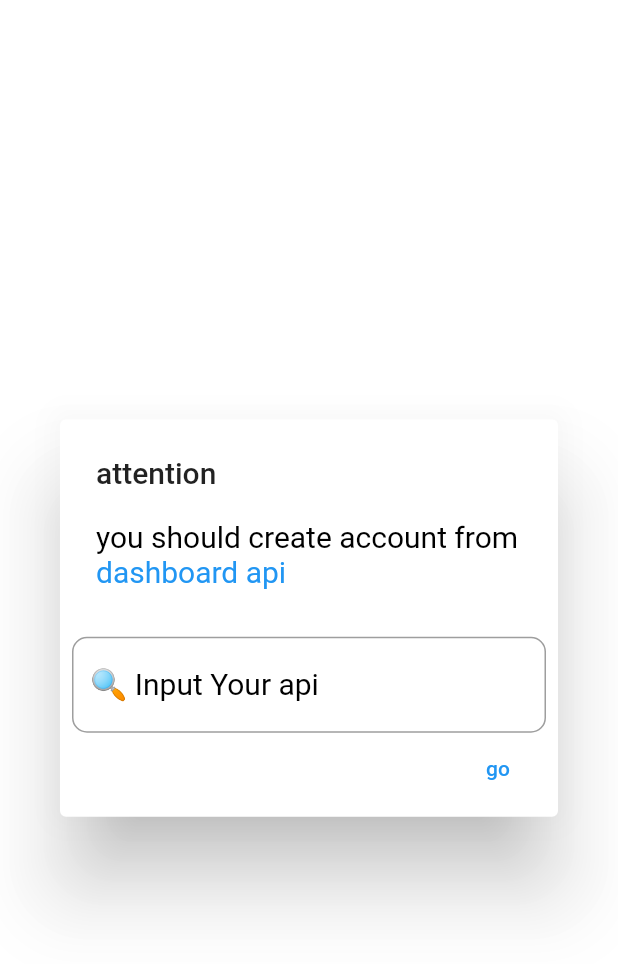
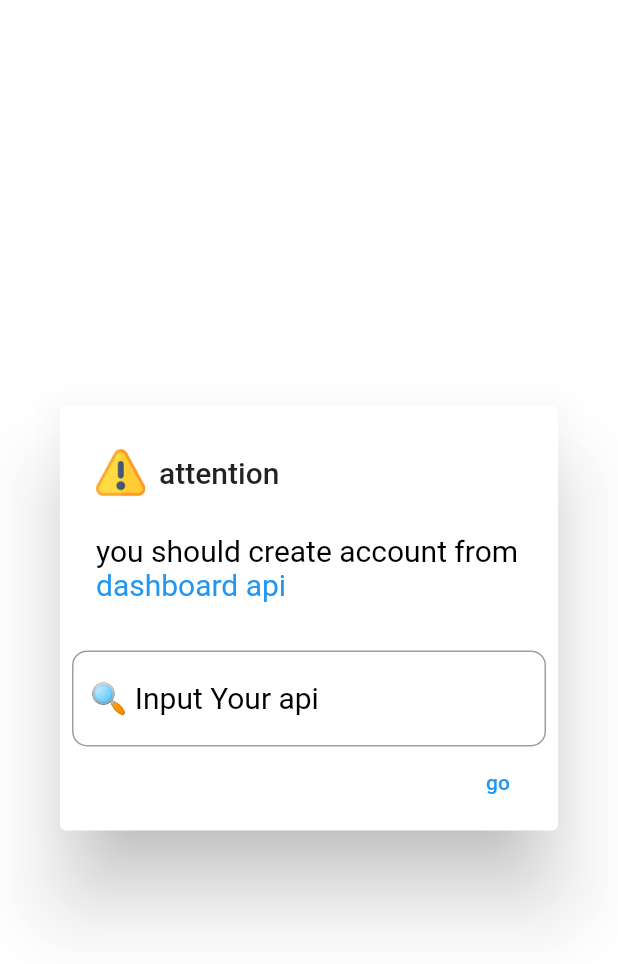
Before and after one commit to 1Mahmoud12/football_project, a Flutter app: the screen it shows after launch, on a phone screen of 412 x 824 dp. Shown: the top 964 px of the screen. Run offline on Flutter 3.47's test engine with Material 2 defaults, Android fonts, the phone set to English and light mode, and no system bars; our stand-ins replace bloc, conditional_builder_null_safety, flutter_bloc, flutter_svg, get_it, google_fonts and 6 more; missing offline and left inert: widget_arrows.

Commit message:
version 1.3

```diff
--- a/lib/core/utils/constants.dart
+++ b/lib/core/utils/constants.dart
@@ -1,4 +1,3 @@
-import 'package:sofa_sccore/domain/entities/fixtures.dart';
 
 class Constants
 {
@@ -57,13 +56,10 @@ class Constants
    /// List Favorite Team
     static List<int> favorites=[];
 
-   /// List For match live
-    static List<ResponseFixtures> liveFixtures=[];
 
   /// date Today for Fixtures
     static String? todaySharedPreference;
 
-    static bool runAllGames= true;
 
   /// Type of events
   static Map<String,String> typeEvents={'Goal':'assets/ball.svg',
--- a/lib/core/utils/dialog.dart
+++ b/lib/core/utils/dialog.dart
@@ -1,3 +1,5 @@
+// ignore_for_file: must_be_immutable
+
 import 'package:flutter/gestures.dart';
 import 'package:flutter/material.dart';
 import 'package:sofa_sccore/core/utils/constants.dart';
@@ -7,19 +9,27 @@ import 'package:url_launcher/url_launcher.dart';
 
 import '../network/local.dart';
 
-class DialogMe extends StatelessWidget {
-   DialogMe({Key? key}) : super(key: key);
+class SpecificDialog extends StatelessWidget {
+   SpecificDialog({Key? key}) : super(key: key);
 var dialogController=TextEditingController();
   @override
   Widget build(BuildContext context) {
+    double heightMedia=MediaQuery.of(context).size.height;
+    double widthMedia=MediaQuery.of(context).size.width;
     return Scaffold(
       body: AlertDialog(
-        title: const Text('attention'),
+        title: Row(
+          children: [
+            Image.asset('assets/warning.png',height: heightMedia*.05,width: widthMedia*.08,),
+            SizedBox(width: widthMedia*.01,),
+            const Text(' attention'),
+          ],
+        ),
         content:  RichText(
             text: TextSpan(
               children: [
                 TextSpan(text: 'you should create account from ',style: Theme.of(context).textTheme.bodyText1!.copyWith(color: Colors.black)),
-                TextSpan(text: 'dashboard api',style: Theme.of(context).textTheme.bodyText1!.copyWith(color: Colors.blue),recognizer: TapGestureRecognizer()..onTap=()async{
+                TextSpan(text: 'dashboard api',style:Theme.of(context).textTheme.bodyText1!.copyWith(color: Colors.blue),recognizer: TapGestureRecognizer()..onTap=()async{
                   _launchUrl();
 
                 }),
@@ -31,7 +41,7 @@ var dialogController=TextEditingController();
             onFieldSubmitted: (s){
             Constants.apiKey=s;
           },
-      style: TextStyle(fontSize: 15,color: Colors.black),
+      style:const TextStyle(fontSize: 15,color: Colors.black),
 
       controller:dialogController ,
       keyboardType: TextInputType.text,
--- a/lib/main.dart
+++ b/lib/main.dart
@@ -26,9 +26,8 @@ void main() async{
 
   bool? mode=await SharedPreference.getDataBool('mode');
   Constants.todaySharedPreference=await SharedPreference.getData('today');
-  Constants.apiKey=await SharedPreference.getData('api');
+  //Constants.apiKey=await SharedPreference.getData('api');
  Constants.favorites=await SharedPreference.getDataString('favorites');
- Constants.runAllGames =true;
 
   if(Constants.todaySharedPreference==null){}
   else if(int.parse(Constants.todaySharedPreference!)==int.parse(DateTime.now().toString().substring(11,13))){
@@ -40,7 +39,6 @@ void main() async{
     });
 
 
-    Constants.runAllGames=true;
   }
 
   Bloc.observer = MyBlocObserver();
@@ -67,7 +65,7 @@ class MyApp extends StatelessWidget {
           debugShowCheckedModeBanner: false,
           darkTheme: dark,
           themeMode:MatchesCubit.get(context).checkMode? ThemeMode.dark:ThemeMode.light,
-          home:  Constants.apiKey!=null?MatchesAndLives():DialogMe(),
+          home:  Constants.apiKey!=null?MatchesAndLives():SpecificDialog(),
         );
         },
       ),
```
Also changed, not shown: assets/warning.png (added).
